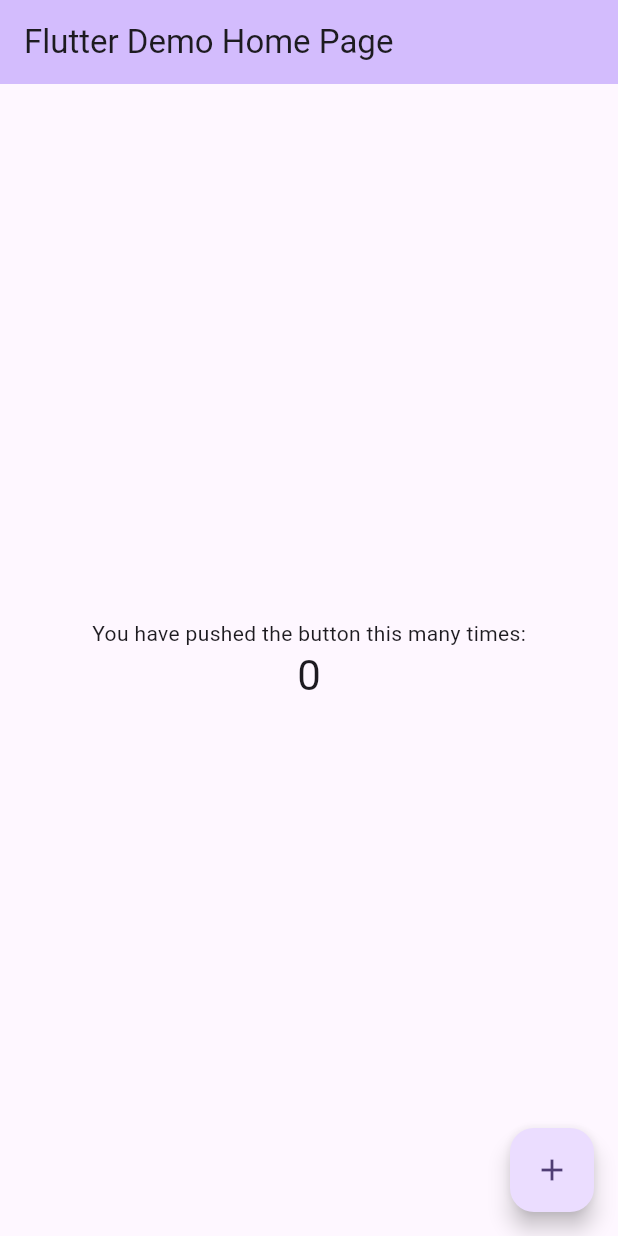
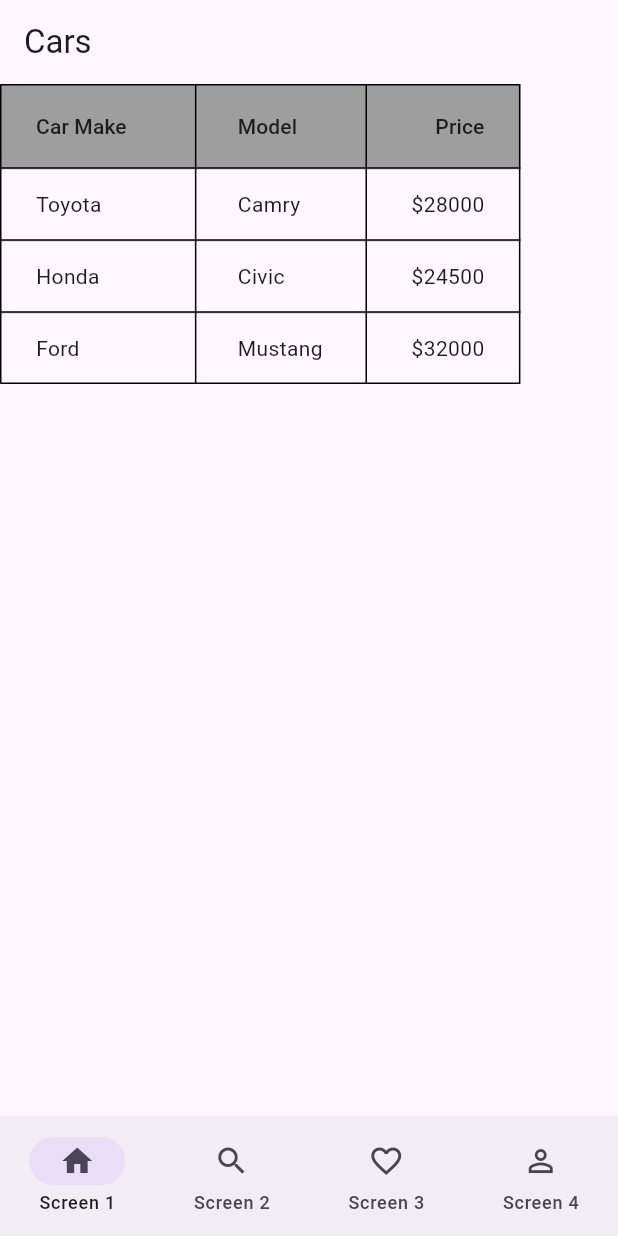
Before and after one commit to afqskb/TMA3084_G02_102719_Lab05_Lesson07, a Flutter app: the screen it shows after launch, on a phone screen of 412 x 824 dp. Run offline on Flutter 3.47's test engine with Material 3 defaults, Android fonts, the phone set to English and light mode, and no system bars; our stand-ins replace material_ui.

Commit message:
lab a and b done

```diff
--- a/lib/main.dart
+++ b/lib/main.dart
@@ -1,4 +1,11 @@
 import 'package:material_ui/material_ui.dart';
+// lab part A
+// created four dart files called screens with its respective numbering
+// in lib folder and imported inside main.dart to create a bottom navigation bar with four screens.
+import 'screen1.dart';
+import 'screen2.dart';
+import 'screen3.dart';
+import 'screen4.dart';
 
 void main() {
   runApp(const MyApp());
@@ -7,115 +14,68 @@ void main() {
 class MyApp extends StatelessWidget {
   const MyApp({super.key});
 
-  // This widget is the root of your application.
   @override
   Widget build(BuildContext context) {
     return MaterialApp(
       title: 'Flutter Demo',
       theme: ThemeData(
-        // This is the theme of your application.
-        //
-        // TRY THIS: Try running your application with "flutter run". You'll see
-        // the application has a purple toolbar. Then, without quitting the app,
-        // try changing the seedColor in the colorScheme below to Colors.green
-        // and then invoke "hot reload" (save your changes or press the "hot
-        // reload" button in a Flutter-supported IDE, or press "r" if you used
-        // the command line to start the app).
-        //
-        // Notice that the counter didn't reset back to zero; the application
-        // state is not lost during the reload. To reset the state, use hot
-        // restart instead.
-        //
-        // This works for code too, not just values: Most code changes can be
-        // tested with just a hot reload.
-        colorScheme: .fromSeed(seedColor: Colors.deepPurple),
+        colorScheme: ColorScheme.fromSeed(seedColor: Colors.deepPurple),
       ),
-      home: const MyHomePage(title: 'Flutter Demo Home Page'),
+      home: const BottomNav(),
     );
   }
 }
 
-class MyHomePage extends StatefulWidget {
-  const MyHomePage({super.key, required this.title});
-
-  // This widget is the home page of your application. It is stateful, meaning
-  // that it has a State object (defined below) that contains fields that affect
-  // how it looks.
-
-  // This class is the configuration for the state. It holds the values (in this
-  // case the title) provided by the parent (in this case the App widget) and
-  // used by the build method of the State. Fields in a Widget subclass are
-  // always marked "final".
-
-  final String title;
+class BottomNav extends StatefulWidget {
+  const BottomNav({super.key});
 
   @override
-  State<MyHomePage> createState() => _MyHomePageState();
+  State<BottomNav> createState() => _BottomNavState();
 }
 
-class _MyHomePageState extends State<MyHomePage> {
-  int _counter = 0;
+class _BottomNavState extends State<BottomNav> {
+  int currentIndex = 0;
 
-  void _incrementCounter() {
-    setState(() {
-      // This call to setState tells the Flutter framework that something has
-      // changed in this State, which causes it to rerun the build method below
-      // so that the display can reflect the updated values. If we changed
-      // _counter without calling setState(), then the build method would not be
-      // called again, and so nothing would appear to happen.
-      _counter++;
-    });
-  }
+  final List<Widget> screens = [
+    Screen1(),
+    Screen2(),
+    Screen3(),
+    Screen4(),
+  ];
 
   @override
   Widget build(BuildContext context) {
-    // This method is rerun every time setState is called, for instance as done
-    // by the _incrementCounter method above.
-    //
-    // The Flutter framework has been optimized to make rerunning build methods
-    // fast, so that you can just rebuild anything that needs updating rather
-    // than having to individually change instances of widgets.
     return Scaffold(
-      appBar: AppBar(
-        // TRY THIS: Try changing the color here to a specific color (to
-        // Colors.amber, perhaps?) and trigger a hot reload to see the AppBar
-        // change color while the other colors stay the same.
-        backgroundColor: Theme.of(context).colorScheme.inversePrimary,
-        // Here we take the value from the MyHomePage object that was created by
-        // the App.build method, and use it to set our appbar title.
-        title: Text(widget.title),
-      ),
-      body: Center(
-        // Center is a layout widget. It takes a single child and positions it
-        // in the middle of the parent.
-        child: Column(
-          // Column is also a layout widget. It takes a list of children and
-          // arranges them vertically. By default, it sizes itself to fit its
-          // children horizontally, and tries to be as tall as its parent.
-          //
-          // Column has various properties to control how it sizes itself and
-          // how it positions its children. Here we use mainAxisAlignment to
-          // center the children vertically; the main axis here is the vertical
-          // axis because Columns are vertical (the cross axis would be
-          // horizontal).
-          //
-          // TRY THIS: Invoke "debug painting" (choose the "Toggle Debug Paint"
-          // action in the IDE, or press "p" in the console), to see the
-          // wireframe for each widget.
-          mainAxisAlignment: .center,
-          children: [
-            const Text('You have pushed the button this many times:'),
-            Text(
-              '$_counter',
-              style: Theme.of(context).textTheme.headlineMedium,
-            ),
-          ],
-        ),
-      ),
-      floatingActionButton: FloatingActionButton(
-        onPressed: _incrementCounter,
-        tooltip: 'Increment',
-        child: const Icon(Icons.add),
+      body: screens[currentIndex],
+      bottomNavigationBar: NavigationBar(
+        selectedIndex: currentIndex,
+        onDestinationSelected: (int index) {
+          setState(() {
+            currentIndex = index;
+          });
+        },
+        destinations: const [
+          NavigationDestination(
+            icon: Icon(Icons.home_outlined),
+            selectedIcon: Icon(Icons.home),
+            label: 'Screen 1',
+          ),
+          NavigationDestination(
+            icon: Icon(Icons.search_outlined),
+            selectedIcon: Icon(Icons.search),
+            label: 'Screen 2',
+          ),
+          NavigationDestination(
+            icon: Icon(Icons.favorite_outline),
+            selectedIcon: Icon(Icons.favorite),
+            label: 'Screen 3',
+          ),
+          NavigationDestination(
+            icon: Icon(Icons.person_outline),
+            selectedIcon: Icon(Icons.person),
+            label: 'Screen 4',
+          ),
+        ],
       ),
     );
   }
--- /dev/null
+++ b/lib/screen1.dart
@@ -0,0 +1,79 @@
+import 'package:material_ui/material_ui.dart';
+//lab part b
+// created a class called car with its respective properties
+//and created a stateful widget called screen1 to display
+//the data in a data table with sorting functionality.
+
+class Car {
+  final String make;
+  final String model;
+  final double price;
+
+  Car({required this.make, required this.model, required this.price});
+}
+
+class Screen1 extends StatefulWidget {
+  const Screen1({super.key});
+
+  @override
+  State<Screen1> createState() => _Screen1State();
+}
+
+class _Screen1State extends State<Screen1> {
+  int? sortColumnIndex;
+  bool sortAscending = true;
+
+  List<Car> cars = [
+    Car(make: 'Toyota', model: 'Camry', price: 28000),
+    Car(make: 'Honda', model: 'Civic', price: 24500),
+    Car(make: 'Ford', model: 'Mustang', price: 32000),
+  ];
+
+  void sortBy(int columnIndex, bool ascending, int Function(Car a, Car b) compare) {
+    setState(() {
+      cars.sort((a, b) => ascending ? compare(a, b) : compare(b, a));
+      sortColumnIndex = columnIndex;
+      sortAscending = ascending;
+    });
+  }
+
+  @override
+  Widget build(BuildContext context) {
+    return Scaffold(
+      appBar: AppBar(title: const Text('Cars')),
+      body: SingleChildScrollView(
+        scrollDirection: Axis.horizontal,
+        child: DataTable(
+          sortColumnIndex: sortColumnIndex,
+          sortAscending: sortAscending,
+          border: TableBorder.all(color: Colors.black),
+          headingRowColor: WidgetStateProperty.all<Color>(Colors.grey),
+          columns: [
+            DataColumn(
+              label: const Text('Car Make'),
+              onSort: (i, asc) => sortBy(i, asc, (a, b) => a.make.compareTo(b.make)),
+            ),
+            DataColumn(
+              label: const Text('Model'),
+              onSort: (i, asc) => sortBy(i, asc, (a, b) => a.model.compareTo(b.model)),
+            ),
+            DataColumn(
+              label: const Text('Price'),
+              numeric: true,
+              onSort: (i, asc) => sortBy(i, asc, (a, b) => a.price.compareTo(b.price)),
+            ),
+          ],
+          rows: cars.map((car) {
+            return DataRow(
+              cells: [
+                DataCell(Text(car.make)),
+                DataCell(Text(car.model)),
+                DataCell(Text('\$${car.price.toStringAsFixed(0)}')),
+              ],
+            );
+          }).toList(),
+        ),
+      ),
+    );
+  }
+}
--- /dev/null
+++ b/lib/screen2.dart
@@ -0,0 +1,15 @@
+import 'package:material_ui/material_ui.dart';
+
+class Screen2 extends StatelessWidget {
+  @override
+  Widget build(BuildContext context) {
+    return Scaffold(
+      appBar: AppBar(
+        title: Text('Screen 2'),
+      ),
+      body: Center(
+        child: Text('Welcome to Screen 2!'),
+      ),
+    );
+  }
+}
--- /dev/null
+++ b/lib/screen3.dart
@@ -0,0 +1,15 @@
+import 'package:material_ui/material_ui.dart';
+
+class Screen3 extends StatelessWidget {
+  @override
+  Widget build(BuildContext context) {
+    return Scaffold(
+      appBar: AppBar(
+        title: Text('Screen 3'),
+      ),
+      body: Center(
+        child: Text('Welcome to Screen 3!'),
+      ),
+    );
+  }
+}
--- /dev/null
+++ b/lib/screen4.dart
@@ -0,0 +1,15 @@
+import 'package:material_ui/material_ui.dart';
+
+class Screen4 extends StatelessWidget {
+  @override
+  Widget build(BuildContext context) {
+    return Scaffold(
+      appBar: AppBar(
+        title: Text('Screen 4'),
+      ),
+      body: Center(
+        child: Text('Welcome to Screen 4!'),
+      ),
+    );
+  }
+}
```
